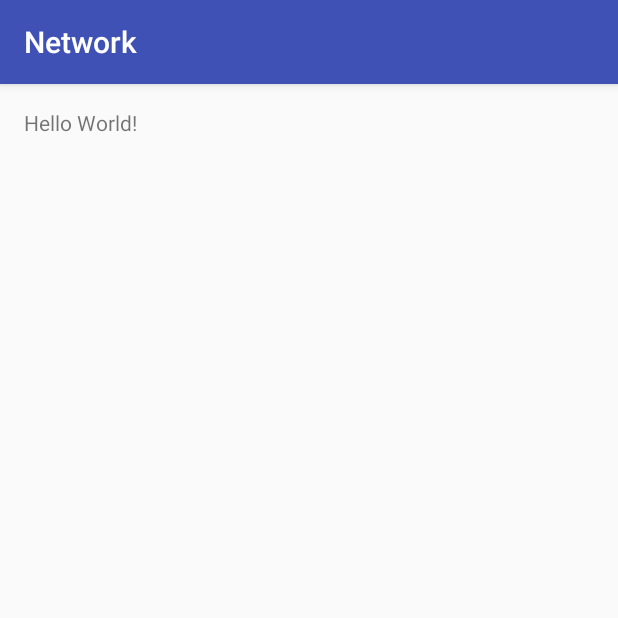
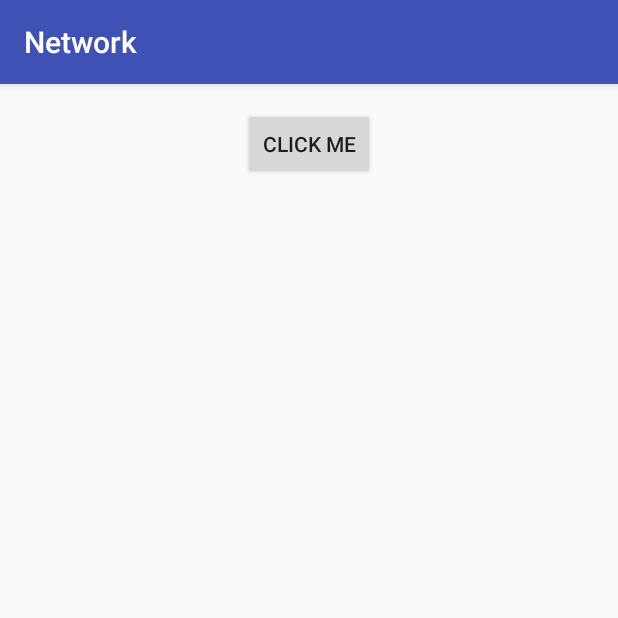
Before and after one commit to XiandongHu/network-framework, an Android app: the screen it shows after launch (MainActivity), on a phone screen of 412 x 824 dp, the top half of it. Run offline under Robolectric (Android 15) with nearby library versions, the phone set to English and light mode, and no system bars; our stand-ins replace ButterKnife.

Commit message:
basic call entry
Signed-off-by: huxiandong <huxiandong@gmail.com>

```diff
--- a/app/src/main/AndroidManifest.xml
+++ b/app/src/main/AndroidManifest.xml
@@ -1,6 +1,8 @@
 <?xml version="1.0" encoding="utf-8"?>
 <manifest xmlns:android="http://schemas.android.com/apk/res/android"
           package="com.example.huxiandong.network">
+
+    <uses-permission android:name="android.permission.INTERNET"/>
 
     <application
         android:allowBackup="true"
@@ -11,7 +13,6 @@
         <activity android:name=".MainActivity">
             <intent-filter>
                 <action android:name="android.intent.action.MAIN"/>
-
                 <category android:name="android.intent.category.LAUNCHER"/>
             </intent-filter>
         </activity>
--- a/app/src/main/java/com/example/huxiandong/network/MainActivity.java
+++ b/app/src/main/java/com/example/huxiandong/network/MainActivity.java
@@ -2,13 +2,54 @@ package com.example.huxiandong.network;
 
 import android.os.Bundle;
 import android.support.v7.app.AppCompatActivity;
+import android.widget.Button;
+import android.widget.TextView;
+
+import com.example.huxiandong.network.api.ApiManager;
+import com.example.huxiandong.network.api.model.Contributor;
+
+import java.util.List;
+
+import butterknife.BindView;
+import butterknife.ButterKnife;
+import butterknife.OnClick;
+import rx.Subscriber;
 
 public class MainActivity extends AppCompatActivity {
+
+    @BindView(R.id.button_click)
+    Button mButton;
+    @BindView(R.id.text_result)
+    TextView mText;
 
     @Override
     protected void onCreate(Bundle savedInstanceState) {
         super.onCreate(savedInstanceState);
+
         setContentView(R.layout.activity_main);
+        ButterKnife.bind(this);
+    }
+
+    @OnClick(R.id.button_click)
+    public void onClick() {
+        ApiManager.getInstance().repoContributors("square", "retrofit", new Subscriber<List<Contributor>>() {
+            @Override
+            public void onCompleted() {
+            }
+
+            @Override
+            public void onError(Throwable e) {
+            }
+
+            @Override
+            public void onNext(List<Contributor> contributors) {
+                StringBuilder sb = new StringBuilder();
+                for (Contributor contributor : contributors) {
+                    sb.append(contributor.login).append("\n");
+                }
+                mText.setText(sb);
+            }
+        });
     }
 
 }
--- a/app/src/main/res/layout/activity_main.xml
+++ b/app/src/main/res/layout/activity_main.xml
@@ -1,18 +1,24 @@
 <?xml version="1.0" encoding="utf-8"?>
-<RelativeLayout
+<LinearLayout
     xmlns:android="http://schemas.android.com/apk/res/android"
     xmlns:tools="http://schemas.android.com/tools"
-    android:id="@+id/activity_main"
     android:layout_width="match_parent"
     android:layout_height="match_parent"
     android:paddingBottom="@dimen/activity_vertical_margin"
     android:paddingLeft="@dimen/activity_horizontal_margin"
     android:paddingRight="@dimen/activity_horizontal_margin"
     android:paddingTop="@dimen/activity_vertical_margin"
+    android:orientation="vertical"
     tools:context="com.example.huxiandong.network.MainActivity">
-
-    <TextView
+    <Button
+        android:id="@+id/button_click"
         android:layout_width="wrap_content"
         android:layout_height="wrap_content"
-        android:text="Hello World!"/>
-</RelativeLayout>
+        android:layout_gravity="center_horizontal"
+        android:text="@string/button_click" />
+    <TextView
+        android:id="@+id/text_result"
+        android:layout_width="wrap_content"
+        android:layout_height="wrap_content"
+        android:layout_marginTop="20dp" />
+</LinearLayout>
--- a/app/src/main/res/values/strings.xml
+++ b/app/src/main/res/values/strings.xml
@@ -1,3 +1,5 @@
 <resources>
     <string name="app_name">Network</string>
+
+    <string name="button_click">Click Me</string>
 </resources>
```
Also changed, not shown: app/src/main/java/com/example/huxiandong/network/api/ApiManager.java (added, +56 -0 lines), app/src/main/java/com/example/huxiandong/network/api/model/Contributor.java (added, +15 -0 lines), app/src/main/java/com/example/huxiandong/network/api/service/GitHubService.java (added, +23 -0 lines).
